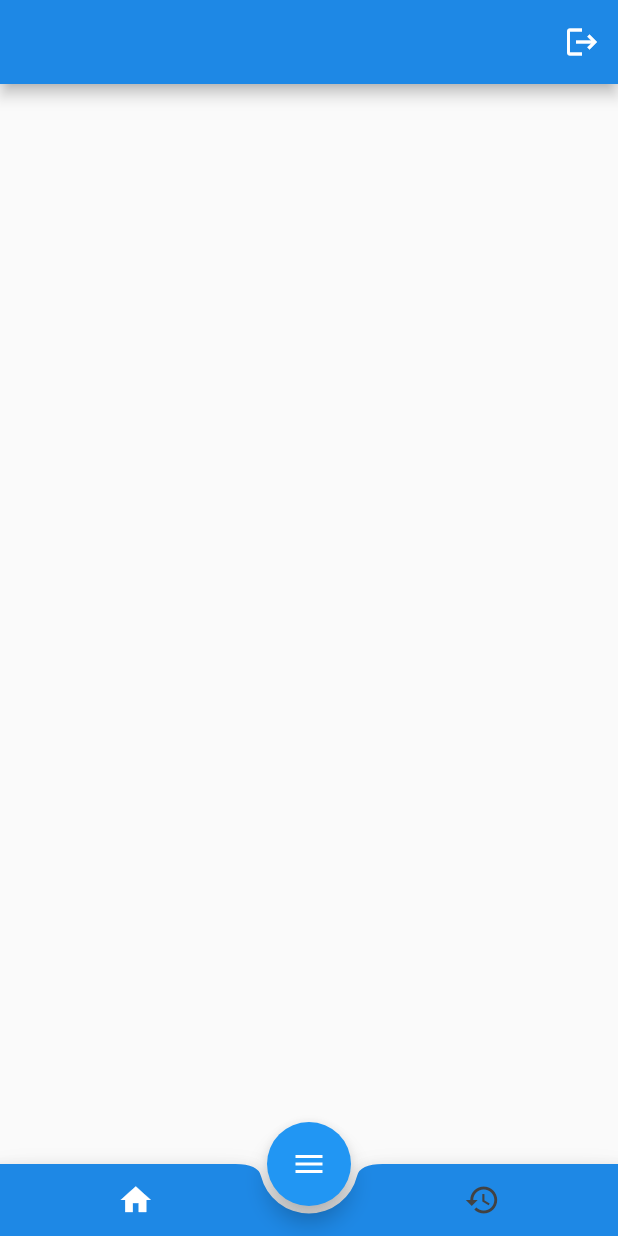
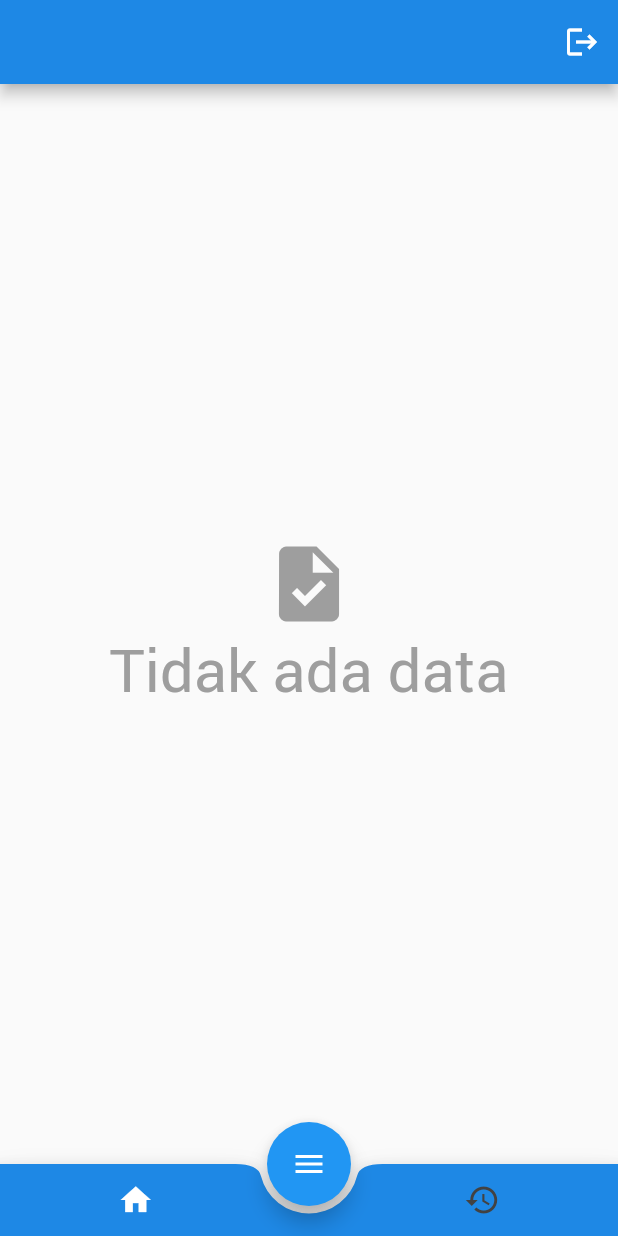
Before and after one commit to tamahavik/fmsales_flutter, a Flutter app: the HomeNavigationScreen screen opened directly, on a phone screen of 412 x 824 dp. Run offline on Flutter 3.47's test engine with Material 2 defaults, Android fonts, the phone set to English and light mode, and no system bars; drawn by our look-alikes of flutter_speed_dial; our stand-ins replace bloc, connectivity_plus, dartz, device_info_plus, dio, flutter_bloc and 8 more; accounts and stored records are empty; generated files the repository leaves out were written again; network calls fail.

Commit message:
add no data for task empty

```diff
--- /dev/null
+++ b/lib/components/empty_container.dart
@@ -0,0 +1,19 @@
+import 'package:flutter/material.dart';
+
+class EmptyContainer extends StatelessWidget {
+  const EmptyContainer({Key? key}) : super(key: key);
+
+  @override
+  Widget build(BuildContext context) {
+    return Center(
+      child: Column(
+        mainAxisAlignment: MainAxisAlignment.center,
+        crossAxisAlignment: CrossAxisAlignment.center,
+        children: const [
+          Icon(Icons.task,size: 60, color: Colors.grey,),
+          Text('Tidak ada data', style: TextStyle(fontSize: 40, color: Colors.grey),)
+        ],
+      ),
+    );
+  }
+}
--- a/lib/database/master_database.dart
+++ b/lib/database/master_database.dart
@@ -17,6 +17,10 @@ class MasterDatabase {
   */
   Future<void> deleteAllLeads() async {
     await _isar.leads.clear();
+  }
+
+  Future<List<Leads>> loadLeads() async {
+    return await _isar.leads.where().findAll();
   }
 
   Future<Leads?> findByEnhLeadIdAndDataSource(
--- a/lib/presentation/today/bloc/today_bloc.dart
+++ b/lib/presentation/today/bloc/today_bloc.dart
@@ -13,9 +13,7 @@ import 'package:ufi/utils/device_info.dart';
 import 'package:ufi/utils/periodic_timer.dart';
 
 part 'today_bloc.freezed.dart';
-
 part 'today_event.dart';
-
 part 'today_state.dart';
 
 @injectable
@@ -41,6 +39,7 @@ class TodayBloc extends Bloc<TodayEvent, TodayState> {
         super(const TodayState.initial()) {
     on<_Started>(_init);
     on<_CancelTimer>(_cancelTimer);
+    on<_LoadLeads>(_loadLeads);
   }
 
   FutureOr<void> _init(
@@ -65,6 +64,14 @@ class TodayBloc extends Bloc<TodayEvent, TodayState> {
     Emitter<TodayState> emit,
   ) {
     timer?.cancel();
+  }
+
+  FutureOr<void> _loadLeads(
+    _LoadLeads event,
+    Emitter<TodayState> emit,
+  ) async {
+    List<Leads> allLeads = await _db.loadLeads();
+    emit(TodayState.success(allLeads));
   }
 
   Future<void> _backgroundProcess() async {
--- a/lib/presentation/today/bloc/today_event.dart
+++ b/lib/presentation/today/bloc/today_event.dart
@@ -4,4 +4,5 @@ part of 'today_bloc.dart';
 class TodayEvent with _$TodayEvent {
   const factory TodayEvent.started() = _Started;
   const factory TodayEvent.cancelTimer() = _CancelTimer;
+  const factory TodayEvent.loadLeads() = _LoadLeads;
 }
--- a/lib/presentation/today/bloc/today_state.dart
+++ b/lib/presentation/today/bloc/today_state.dart
@@ -3,4 +3,6 @@ part of 'today_bloc.dart';
 @freezed
 class TodayState with _$TodayState {
   const factory TodayState.initial() = _Initial;
+  const factory TodayState.success(List<Leads> leads) = _Success;
+  const factory TodayState.failed() = _Failed;
 }
--- a/lib/presentation/today/today_screen.dart
+++ b/lib/presentation/today/today_screen.dart
@@ -1,7 +1,9 @@
 import 'package:flutter/gestures.dart';
 import 'package:flutter/material.dart';
 import 'package:flutter_bloc/flutter_bloc.dart';
+import 'package:ufi/model/leads.dart';
 import 'package:ufi/presentation/today/bloc/today_bloc.dart';
+import 'package:ufi/components/empty_container.dart';
 import 'package:ufi/presentation/today/components/task_card.dart';
 
 class TodayScreen extends StatefulWidget {
@@ -12,23 +14,50 @@ class TodayScreen extends StatefulWidget {
 }
 
 class _TodayScreenState extends State<TodayScreen> {
-  void _stateController(BuildContext context, TodayState state) {}
+  List<Leads> _leads = [];
+
+  void _stateController(BuildContext context, TodayState state) {
+    state.maybeMap(
+      orElse: () {},
+      success: (value) => _leads = value.leads,
+    );
+  }
 
   @override
   Widget build(BuildContext context) {
-    return BlocConsumer<TodayBloc, TodayState>(
-      listener: _stateController,
-      builder: (context, state) {
     return Padding(
       padding: const EdgeInsets.symmetric(vertical: 5, horizontal: 5),
-          child: ListView(
+      child: BlocListener<TodayBloc, TodayState>(
+        listener: _stateController,
+        child: BlocBuilder<TodayBloc, TodayState>(
+          builder: (context, state) {
+            return state.maybeMap(
+              orElse: () {
+                if (_leads.isEmpty) {
+                  return const EmptyContainer();
+                }
+                return ListView.builder(
                   dragStartBehavior: DragStartBehavior.down,
-            children: const [
-
-            ],
+                  itemBuilder: (context, index) => TaskCard(
+                    leads: _leads[index],
+                  ),
+                );
+              },
+              success: (value) {
+                if (_leads.isEmpty) {
+                  return const EmptyContainer();
+                }
+                return ListView.builder(
+                  dragStartBehavior: DragStartBehavior.down,
+                  itemBuilder: (context, index) => TaskCard(
+                    leads: _leads[index],
                   ),
                 );
               },
             );
+          },
+        ),
+      ),
+    );
   }
 }
```
Also changed, not shown: lib/presentation/today/bloc/today_bloc.freezed.dart. Lines whose indentation alone changed are shown as unchanged.
